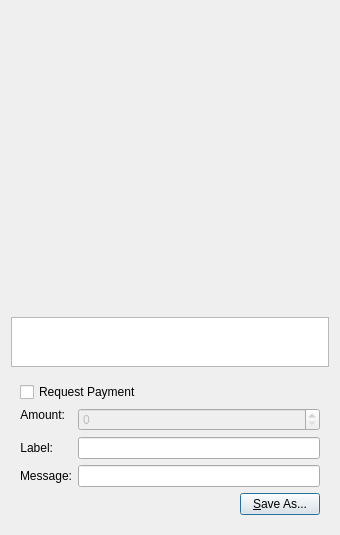
This is src/qt/forms/qrcodedialog.ui in xming/carpediemcoin as Qt 5 draws it before an edit. The edited form follows.
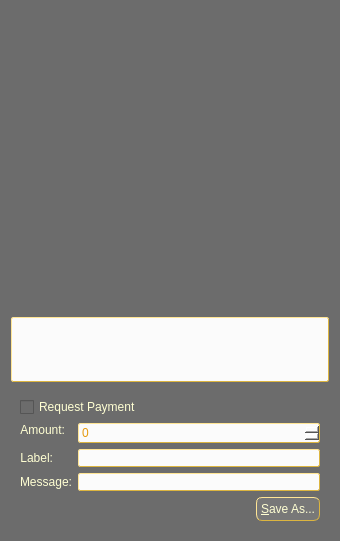
This is the edited form. Custom widgets are drawn as their Qt base class.

Diff of the .ui file:
```diff
--- a/src/qt/forms/qrcodedialog.ui
+++ b/src/qt/forms/qrcodedialog.ui
@@ -7,12 +7,16 @@
     <x>0</x>
     <y>0</y>
     <width>340</width>
-    <height>530</height>
+    <height>541</height>
    </rect>
   </property>
   <property name="windowTitle">
    <string>QR Code Dialog</string>
   </property>
+  <property name="styleSheet">
+   <string notr="true">QDialog {background-color: #6C6C6C; color: #FFFFD3 } QPushButton { background-color: #787878; color: #FFFFD3; border-style:outset; border-color: #dcb540; border-width: 1px; border-radius: 6px; padding: 4px} QPushButton::hover { background-color: #6C6C6C; color: #FFFFD3; border-style:outset; border-color: #dcb540; border-width: 1px; border-radius: 6px; padding: 4px}  QPushButton::pressed {background-color: #FBFBFB; color: #E5990C; border-style:outset; border-color: #DCB540; border-radius: 6px; padding: 4px} QLabel {color: #FFFFD3} QLineEdit {background-color: #FBFBFB; color: #E5990C; border-style:outset; border-color: #dcb540; border-width: 1px; border-radius: 2px; padding: 0px} QTabBar::tab {  background: #6C6C6C; border: 1px outset #C4C4C3; border-bottom-width: 0px; /* same as the pane color */ border-top-left-radius: 4px; border-top-right-radius: 4px; min-width: 8px; padding: 3px; color: #FFFFD3 } QCheckBox {background-color: #6C6C6C; color: #FFFFD3}
+</string>
+  </property>
   <layout class="QVBoxLayout" name="verticalLayout_3">
    <item>
     <widget class="QLabel" name="lblQRCode">
@@ -53,6 +57,9 @@
        <height>50</height>
       </size>
      </property>
+     <property name="styleSheet">
+      <string notr="true">background-color: #FBFBFB; color: #E5990C; border-style:outset; border-color: #dcb540; border-width: 1px; border-radius: 2px; padding: 2px</string>
+     </property>
      <property name="tabChangesFocus">
       <bool>true</bool>
      </property>
@@ -96,7 +103,11 @@
          </widget>
         </item>
         <item row="1" column="1">
-         <widget class="QLineEdit" name="lnLabel"/>
+         <widget class="QLineEdit" name="lnLabel">
+          <property name="styleSheet">
+           <string notr="true"/>
+          </property>
+         </widget>
         </item>
         <item row="2" column="0">
          <widget class="QLabel" name="lblMessage">
@@ -115,7 +126,11 @@
          </widget>
         </item>
         <item row="2" column="1">
-         <widget class="QLineEdit" name="lnMessage"/>
+         <widget class="QLineEdit" name="lnMessage">
+          <property name="styleSheet">
+           <string notr="true"/>
+          </property>
+         </widget>
         </item>
         <item row="0" column="0">
          <widget class="QLabel" name="lblAmount">
@@ -150,6 +165,9 @@
             <height>0</height>
            </size>
           </property>
+          <property name="styleSheet">
+           <string notr="true">background-color: #FBFBFB; color: #E5990C; border-style:outset; border-color: #dcb540; border-width: 1px; border-radius: 2px; padding: 1px</string>
+          </property>
          </widget>
         </item>
        </layout>
@@ -171,6 +189,9 @@
         </item>
         <item>
          <widget class="QPushButton" name="btnSaveAs">
+          <property name="styleSheet">
+           <string notr="true"/>
+          </property>
           <property name="text">
            <string>&amp;Save As...</string>
           </property>
```
Left out of the diff: 1 changed line with no effect on the pictures.
